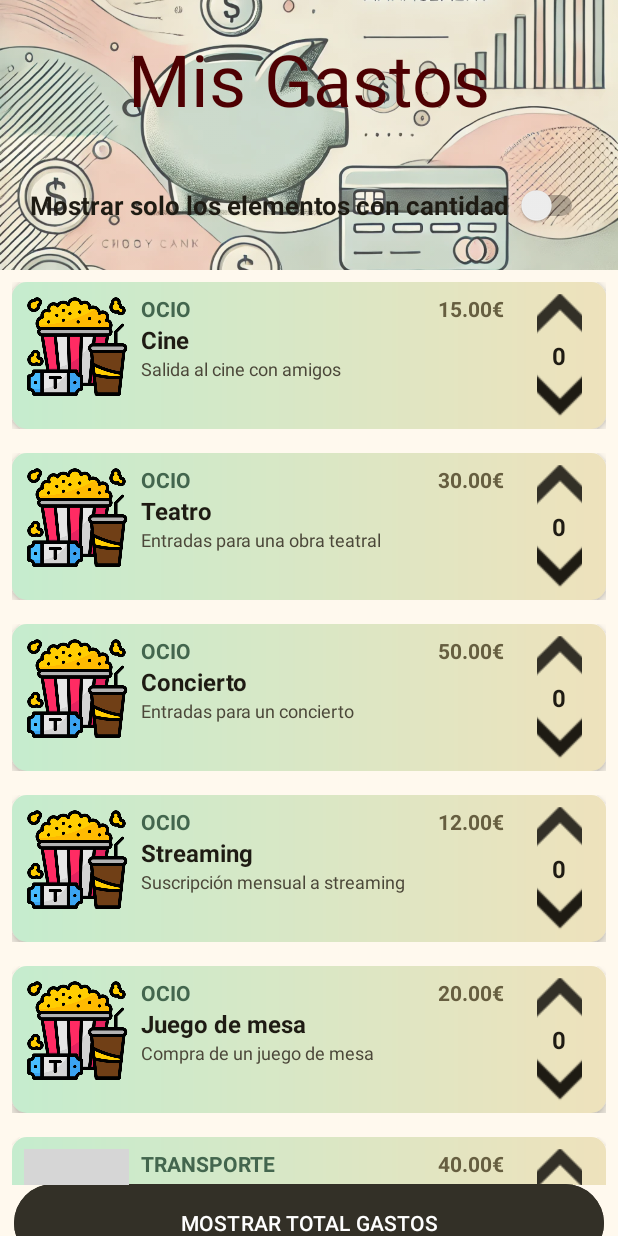
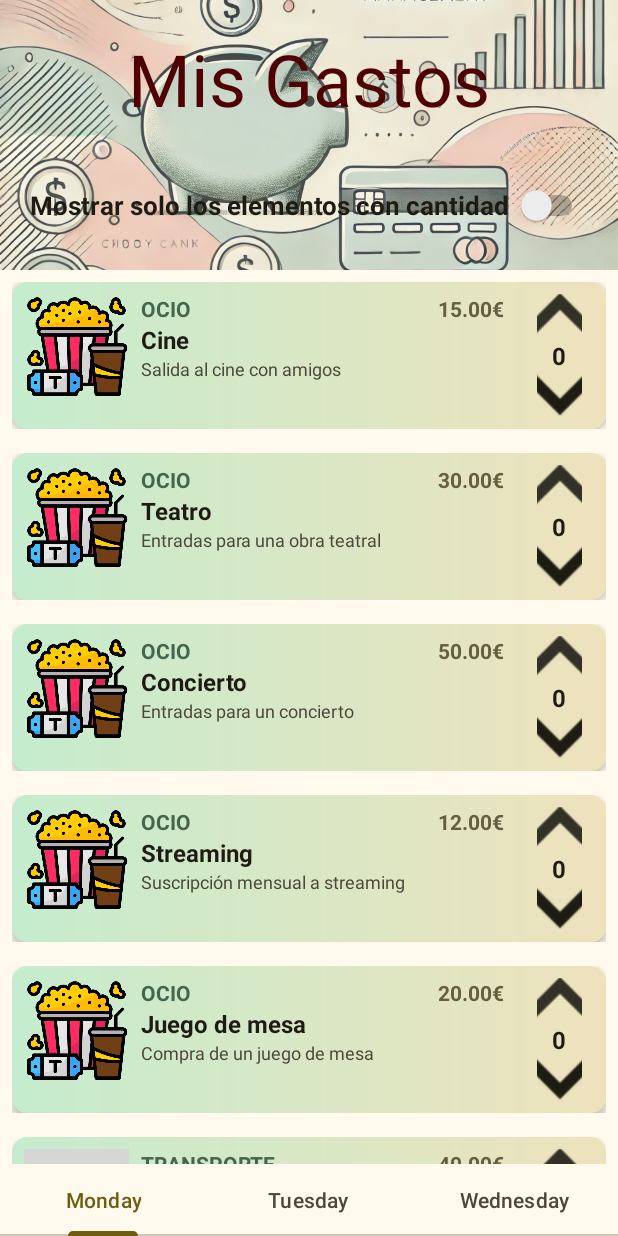
Before and after one commit to Aleixofr/ProyectoGastos, an Android app: the screen it shows after launch (MainActivity), on a phone screen of 412 x 824 dp. Run offline under Robolectric (Android 15) with nearby library versions, the phone set to English and light mode, and no system bars; Roboto replaces fonts that are not available here; grey boxes are pictures that could not be loaded.

Commit message:
tabLayout

```diff
--- a/app/src/main/res/layout/activity_main.xml
+++ b/app/src/main/res/layout/activity_main.xml
@@ -74,10 +74,35 @@
         android:layout_marginEnd="10dp"
         android:backgroundTint="@color/md_theme_inverseSurface_mediumContrast"
         android:text="@string/btn_calcular"
+        app:layout_constraintBottom_toTopOf="@+id/tabLayout"
+        app:layout_constraintEnd_toEndOf="parent"
+        app:layout_constraintHorizontal_bias="0.0"
+        app:layout_constraintStart_toStartOf="parent"
+        app:layout_constraintTop_toBottomOf="@+id/rv_gastos"
+        app:layout_constraintVertical_bias="0.25" />
+
+    <com.google.android.material.tabs.TabLayout
+        android:id="@+id/tabLayout"
+        android:layout_width="match_parent"
+        android:layout_height="wrap_content"
         app:layout_constraintBottom_toBottomOf="parent"
         app:layout_constraintEnd_toEndOf="parent"
-        app:layout_constraintStart_toStartOf="parent"
-        app:layout_constraintTop_toBottomOf="@+id/rv_gastos"
-        app:layout_constraintVertical_bias="0.304" />
+        app:layout_constraintStart_toStartOf="parent">
+
+        <com.google.android.material.tabs.TabItem
+            android:layout_width="wrap_content"
+            android:layout_height="wrap_content"
+            android:text="Monday" />
+
+        <com.google.android.material.tabs.TabItem
+            android:layout_width="wrap_content"
+            android:layout_height="wrap_content"
+            android:text="Tuesday" />
+
+        <com.google.android.material.tabs.TabItem
+            android:layout_width="wrap_content"
+            android:layout_height="wrap_content"
+            android:text="Wednesday" />
+    </com.google.android.material.tabs.TabLayout>
 
 </androidx.constraintlayout.widget.ConstraintLayout>
```
